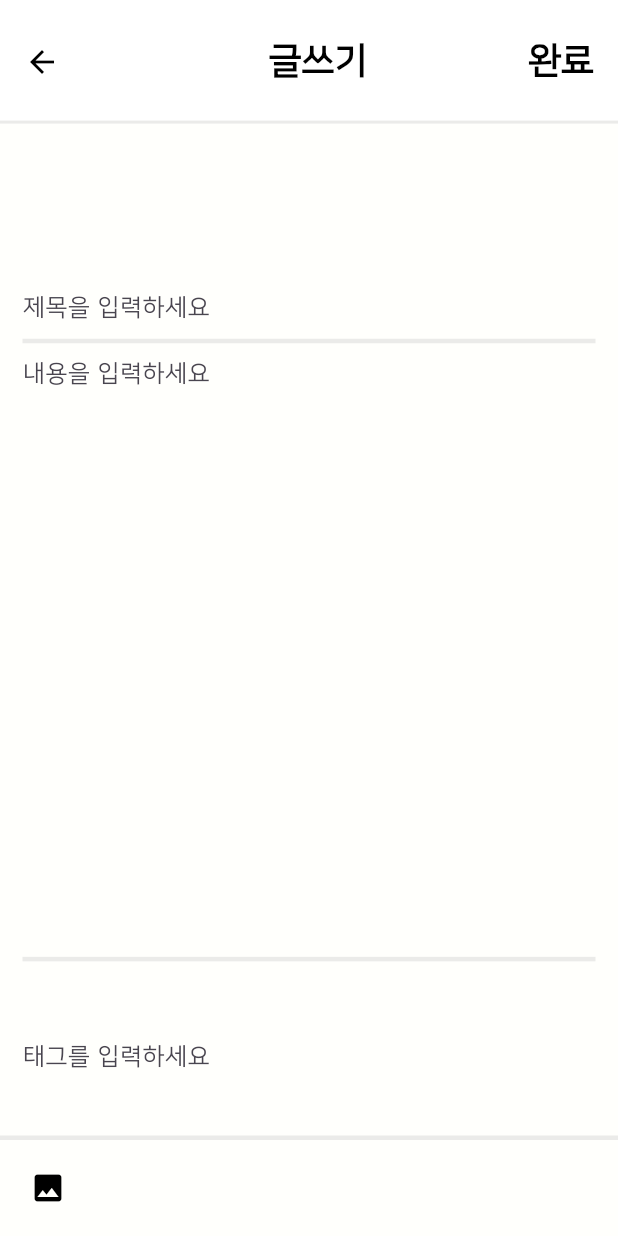
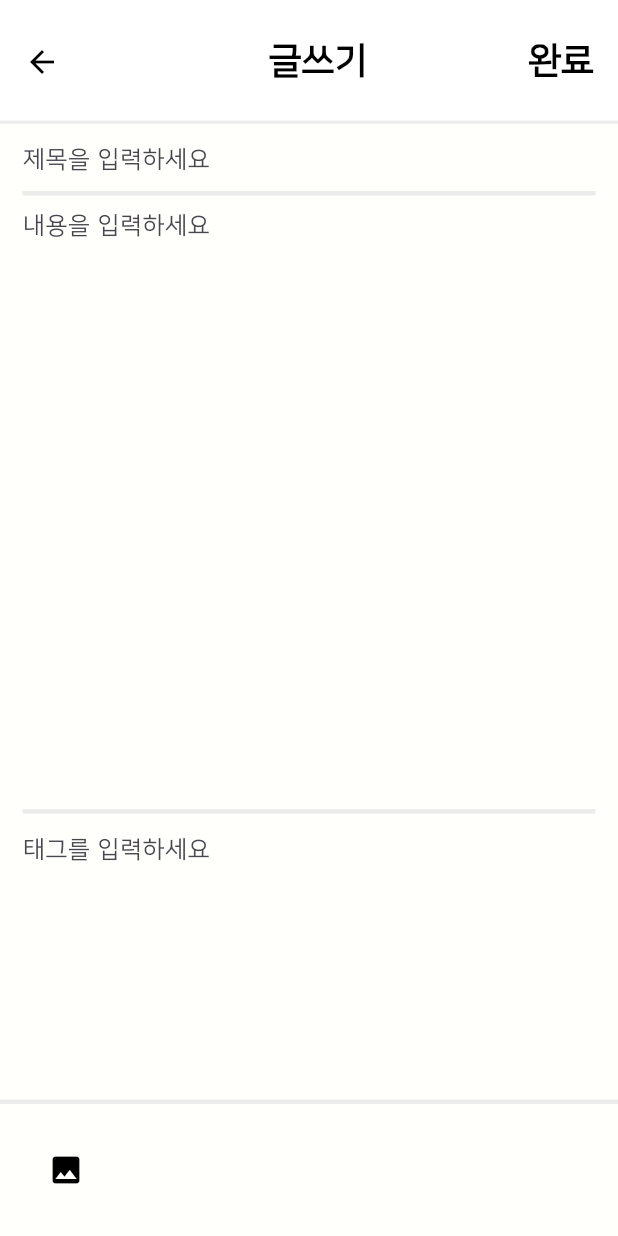
Before and after one commit to Ollive-88/front, a Flutter app: the BoardWriteScreen screen opened by its route, after a tap on "완료", on a phone screen of 412 x 824 dp. Run offline on Flutter 3.47's test engine with Material 3 defaults, Android fonts, the phone set to English and light mode, and no system bars; our stand-ins replace dio, get, image_picker; network calls fail.

Commit message:
Feat : 이미지 라이브러리 추가, 게시글 추가 구현, 게시글 검색 수정

```diff
--- a/ollive_front/lib/main.dart
+++ b/ollive_front/lib/main.dart
@@ -20,16 +20,19 @@ class App extends StatefulWidget {
 class _AppState extends State<App> {
   @override
   Widget build(BuildContext context) {
+    // GetX 상태관리 전역 선언
     Get.put(StatusController());
+    // 라우터 관리
     return GetMaterialApp(
       initialRoute: '/',
       routes: {
         '/home': (context) => const HomScreen(),
         '/board/search': (context) => const BoardSearchScreen(),
-        '/board/write': (context) => BoardWriteScreen(),
+        '/board/write': (context) => const BoardWriteScreen(),
         '/1': (context) => const Test1(),
         '/2': (context) => const Test2(),
       },
+      // 한글 사용 설정
       localizationsDelegates: const [
         GlobalMaterialLocalizations.delegate,
         GlobalWidgetsLocalizations.delegate,
@@ -43,6 +46,7 @@ class _AppState extends State<App> {
           'en',
         ),
       ],
+      // 폰트 전역 설정
       theme: ThemeData(
         fontFamily: 'NanumSquare',
       ),
--- /dev/null
+++ b/ollive_front/lib/models/board/board_post_model.dart
@@ -0,0 +1,13 @@
+import 'package:image_picker/image_picker.dart';
+
+class BoardPostModel {
+  final String title, content;
+  final List<String> tags;
+  final List<XFile> imgs;
+
+  BoardPostModel(
+      {required this.title,
+      required this.content,
+      required this.tags,
+      required this.imgs});
+}
--- /dev/null
+++ b/ollive_front/lib/models/board/board_request_model.dart
@@ -0,0 +1,8 @@
+class BoardRequestModel {
+  final String? keyword;
+  final List<String>? tags;
+  final int page, sort;
+
+  BoardRequestModel(
+      {this.keyword, this.tags, required this.page, required this.sort});
+}
--- a/ollive_front/lib/screens/board/board_screen.dart
+++ b/ollive_front/lib/screens/board/board_screen.dart
@@ -1,13 +1,11 @@
-import 'package:flutter/cupertino.dart';
 import 'package:flutter/material.dart';
 import 'package:flutter/rendering.dart';
-import 'package:flutter/services.dart';
-import 'package:flutter/widgets.dart';
 import 'package:ollive_front/models/board/board_model.dart';
 import 'package:ollive_front/service/board/board_service.dart';
 import 'package:ollive_front/widgets/board/board_appbar_widget.dart';
 import 'package:ollive_front/widgets/board/board_list_widget.dart';
 
+// ignore: must_be_immutable
 class BoardScreen extends StatefulWidget {
   BoardScreen({
     super.key,
--- a/ollive_front/lib/screens/board/board_search_screen.dart
+++ b/ollive_front/lib/screens/board/board_search_screen.dart
@@ -1,5 +1,4 @@
 import 'package:flutter/material.dart';
-import 'package:flutter/services.dart';
 import 'package:ollive_front/screens/board/board_screen.dart';
 import 'package:ollive_front/widgets/board/board_tag_widget.dart';
 
@@ -79,6 +78,7 @@ class _BoardSearchScreenState extends State<BoardSearchScreen> {
               padding: const EdgeInsets.symmetric(
                 horizontal: 4,
               ),
+              // ignore: deprecated_member_use
               child: RawKeyboardListener(
                 focusNode: _focusNode,
                 onKey: (event) {
--- a/ollive_front/lib/screens/board/board_write_screen.dart
+++ b/ollive_front/lib/screens/board/board_write_screen.dart
@@ -1,5 +1,8 @@
 import 'package:flutter/material.dart';
-import 'package:flutter/widgets.dart';
+import 'package:image_picker/image_picker.dart';
+import 'package:ollive_front/models/board/board_post_model.dart';
+import 'package:ollive_front/service/board/board_service.dart';
+import 'package:ollive_front/widgets/board/board_image_widget.dart';
 import 'package:ollive_front/widgets/board/board_tag_widget.dart';
 
 class BoardWriteScreen extends StatefulWidget {
@@ -10,11 +13,22 @@ class BoardWriteScreen extends StatefulWidget {
 }
 
 class _BoardWriteScreenState extends State<BoardWriteScreen> {
+  // 키보드 위치 변수
+  double keyboardHeight = 0.0;
+  // 태그 입력 컨트롤
+  final TextEditingController _titleController = TextEditingController();
+  final TextEditingController _contentController = TextEditingController();
   final TextEditingController _inputController = TextEditingController();
+  // 태그 스크롤 컨트롤
+  final ScrollController _scrollController = ScrollController();
+  // 태그 포커스 노드
   final FocusNode _focusNode = FocusNode();
-
   // 태그 리스트
   List<String> tagNames = [];
+
+  // 이미지 피커
+  final ImagePicker _picker = ImagePicker();
+  final List<XFile> _pickedImgs = [];
 
   // 태그 입력 처리 메서드
   void subStringTags() {
@@ -23,13 +37,13 @@ class _BoardWriteScreenState extends State<BoardWriteScreen> {
     Iterable<RegExpMatch> matches = regExp.allMatches(text);
 
     for (var match in matches) {
-      text = text.replaceFirst(match.group(0)!.substring(1), '');
+      text = text.replaceFirst(match.group(0)!, '');
       tagNames.add(match.group(0)!);
     }
+    _inputController.text = text.trim(); // trim()을 사용해 앞뒤 공백 제거
+    _scrollToBottom();
 
-    setState(() {
-      _inputController.text = text.trim(); // trim()을 사용해 앞뒤 공백 제거
-    });
+    setState(() {});
   }
 
   // 태그 지우는 메서드
@@ -38,8 +52,34 @@ class _BoardWriteScreenState extends State<BoardWriteScreen> {
     setState(() {});
   }
 
-  // 키보드 위치 변수
-  double keyboardHeight = 0.0;
+  // 태그 스크롤 뷰 자동 포커싱
+  void _scrollToBottom() {
+    _scrollController.animateTo(
+      _scrollController.position.maxScrollExtent +
+          100, // 100은 추가될 항목의 대략적인 높이입니다.
+      duration: const Duration(milliseconds: 500),
+      curve: Curves.easeOut,
+    );
+  }
+
+  // 이미지 선택 메서드
+  Future<void> _pickImg() async {
+    final List<XFile> images = await _picker.pickMultiImage();
+
+    setState(() {
+      for (var image in images) {
+        if (_pickedImgs.length < 5) {
+          _pickedImgs.add(image);
+        }
+      }
+    });
+  }
+
+  // 이미지 지우는 메서드
+  void deleteImage(int index) {
+    _pickedImgs.removeAt(index);
+    setState(() {});
+  }
 
   @override
   void initState() {
@@ -87,7 +127,20 @@ class _BoardWriteScreenState extends State<BoardWriteScreen> {
                 ),
               ),
               GestureDetector(
-                onTap: () {},
+                onTap: () {
+                  BoardPostModel postModel = BoardPostModel(
+                      title: _titleController.text,
+                      content: _contentController.text,
+                      tags: tagNames,
+                      imgs: _pickedImgs);
+                  Future<int> result = BoardService.postBoard(postModel);
+
+                  if (result == 200) {
+                    Navigator.pop(context);
+                  } else {
+                    // 오류 모달 생성
+                  }
+                },
                 child: const Text(
                   "완료",
                   style: TextStyle(
@@ -109,13 +162,19 @@ class _BoardWriteScreenState extends State<BoardWriteScreen> {
         body: Stack(
           children: [
             Align(
-              alignment: Alignment.bottomCenter,
+              alignment: Alignment.topCenter,
               child: SingleChildScrollView(
                 child: Padding(
-                  padding: const EdgeInsets.symmetric(horizontal: 15),
+                  padding: EdgeInsets.only(
+                    bottom: MediaQuery.of(context).viewInsets.bottom / 4,
+                    right: 15,
+                    left: 15,
+                  ),
                   child: Column(
+                    crossAxisAlignment: CrossAxisAlignment.start,
                     children: [
                       TextFormField(
+                        controller: _titleController,
                         decoration: const InputDecoration(
                           hintText: "제목을 입력하세요",
                           enabledBorder: UnderlineInputBorder(
@@ -144,6 +203,7 @@ class _BoardWriteScreenState extends State<BoardWriteScreen> {
                         ),
                         height: MediaQuery.of(context).size.height / 2,
                         child: TextFormField(
+                          controller: _contentController,
                           maxLines: 100,
                           decoration: const InputDecoration(
                             hintText: "내용을 입력하세요",
@@ -156,6 +216,7 @@ class _BoardWriteScreenState extends State<BoardWriteScreen> {
                           ),
                         ),
                       ),
+                      // ignore: deprecated_member_use
                       RawKeyboardListener(
                         focusNode: _focusNode,
                         onKey: (event) {
@@ -163,45 +224,33 @@ class _BoardWriteScreenState extends State<BoardWriteScreen> {
                             subStringTags();
                           }
                         },
-                        child: SizedBox(
-                          height: MediaQuery.of(context).size.height / 4.5,
-                          child: SingleChildScrollView(
                         child: TextFormField(
                           controller: _inputController,
-                              maxLines: 50,
-                              decoration: InputDecoration(
-                                prefix: Padding(
-                                  padding:
-                                      const EdgeInsets.symmetric(vertical: 30),
-                                  child: Column(
+                          decoration: const InputDecoration(
+                            hintText: "태그를 입력하세요",
+                            enabledBorder: UnderlineInputBorder(
+                              borderSide: BorderSide.none,
+                            ),
+                            focusedBorder: UnderlineInputBorder(
+                              borderSide: BorderSide.none,
+                            ),
+                          ),
+                        ),
+                      ),
+                      Container(
+                        padding: const EdgeInsets.only(right: 5),
+                        child: SingleChildScrollView(
+                          controller: _scrollController,
+                          scrollDirection: Axis.horizontal,
+                          child: Row(
                             children: [
-                                      Wrap(
-                                        spacing: 8.0, // 가로 방향의 태그 사이 간격
-                                        runSpacing: 4.0,
-                                        children: [
-                                          for (int i = 0;
-                                              i < tagNames.length;
-                                              i++)
+                              for (int i = 0; i < tagNames.length; i++)
                                 Tag(
                                   tagName: tagNames[i],
                                   isSearch: true,
                                   deleteTag: () => deleteTags(i),
                                 )
                             ],
-                                      ),
-                                    ],
-                                  ),
-                                ),
-                                hintText: "태그를 입력하세요",
-                                enabledBorder: const UnderlineInputBorder(
-                                  borderSide: BorderSide.none,
-                                ),
-                                // 포커스를 받았을 때의 테두리 스타일
-                                focusedBorder: const UnderlineInputBorder(
-                                  borderSide: BorderSide.none,
-                                ),
-                              ),
-                            ),
                           ),
                         ),
                       ),
@@ -225,14 +274,39 @@ class _BoardWriteScreenState extends State<BoardWriteScreen> {
                     ),
                   ),
                 ),
-                child: const Row(
+                child: LayoutBuilder(
+                  builder: (context, constraints) {
+                    double containerHeight = constraints.maxHeight * 0.5;
+                    print(containerHeight);
+                    return Row(
                       mainAxisAlignment: MainAxisAlignment.start,
                       children: [
-                    Icon(
-                      Icons.image,
+                        IconButton(
+                          icon: const Icon(Icons.image),
                           color: Colors.black,
+                          onPressed: () {
+                            _pickImg();
+                          },
                         ),
+                        SingleChildScrollView(
+                          child: Row(
+                            children: [
+                              for (var i = 0; i < _pickedImgs.length; i++)
+                                Padding(
+                                  padding: const EdgeInsets.only(right: 4),
+                                  child: BoardImage(
+                                    image: _pickedImgs[i],
+                                    heght:
+                                        MediaQuery.of(context).size.height / 10,
+                                    deleteImage: () => deleteImage(i),
+                                  ),
+                                )
                             ],
+                          ),
+                        )
+                      ],
+                    );
+                  },
                 ),
               ),
             ),
--- a/ollive_front/lib/service/board/board_service.dart
+++ b/ollive_front/lib/service/board/board_service.dart
@@ -1,6 +1,8 @@
 import 'dart:convert';
 import 'package:dio/dio.dart';
 import 'package:ollive_front/models/board/board_model.dart';
+import 'package:ollive_front/models/board/board_post_model.dart';
+import 'package:ollive_front/models/board/board_request_model.dart';
 import 'package:ollive_front/util/dio/dio_service.dart';
 
 class BoardService {
@@ -8,9 +10,21 @@ class BoardService {
 
   static Future<List<BoardModel>> getBoardList(
       List<String>? tags, String? keyword, int page, int size) async {
+    final BoardRequestModel requestModel = BoardRequestModel(
+      keyword: keyword,
+      tags: tags,
+      page: page,
+      sort: size,
+    );
+
     final List<BoardModel> boards = [];
 
-    final response = await _dio.get("/swignsing", queryParameters: {});
+    final response = await _dio.get(
+      "/boards",
+      queryParameters: {
+        "request": requestModel,
+      },
+    );
     List<dynamic> data = jsonDecode(response.data);
 
     for (var board in data) {
@@ -18,6 +32,17 @@ class BoardService {
     }
 
     return boards;
+  }
+
+  static Future<int> postBoard(BoardPostModel boardPostModel) async {
+    final response = await _dio.post(
+      "/boards",
+      queryParameters: {
+        "post": boardPostModel,
+      },
+    );
+
+    return response.statusCode!;
   }
 
   static String timeAgo(String dateTimeString) {
--- a/ollive_front/lib/widgets/board/board_list_widget.dart
+++ b/ollive_front/lib/widgets/board/board_list_widget.dart
@@ -28,7 +28,10 @@ class BoardList extends StatelessWidget {
                   Row(
                     children: [
                       for (var tag in boardModel.tags)
-                        Tag(tagName: tag, isSearch: false)
+                        Padding(
+                          padding: const EdgeInsets.only(right: 10, bottom: 10),
+                          child: Tag(tagName: tag, isSearch: false),
+                        )
                     ],
                   ),
                   Text(
--- a/ollive_front/lib/widgets/global/navigationbar_widget.dart
+++ b/ollive_front/lib/widgets/global/navigationbar_widget.dart
@@ -9,6 +9,7 @@ class CustomNavigationbar extends StatelessWidget {
   });
 
   final int selectedIndex;
+  // ignore: prefer_typing_uninitialized_variables
   final onItemTapped;
 
   @override
--- a/ollive_front/pubspec.yaml
+++ b/ollive_front/pubspec.yaml
@@ -40,8 +40,10 @@ dependencies:
   # 로컬 스토리지 라이브러리
   shared_preferences: ^2.2.2
   flutter_secure_storage: ^9.0.0
- # 상태관리 라이브러리
+  # 상태관리 라이브러리
   get: ^4.6.6
+  # 아마자 업로드 라이브러리
+  image_picker: ^1.0.7
 
 
   # The following adds the Cupertino Icons font to your application.
```
Also changed, not shown: ollive_front/lib/widgets/board/board_image_widget.dart (added, +42 -0 lines), ollive_front/lib/widgets/board/board_tag_widget.dart (+4 -6 lines), 5 other files. Lines whose indentation alone changed are shown as unchanged.
